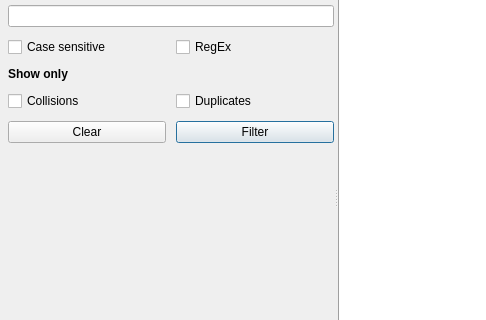
First picture: the form in plover/gui_qt/dictionary_editor.ui, repository Germanika/plover, before the edit; both pictures show x 0 to 486 and y 83 to 403 of the 777 by 560 pixel window.
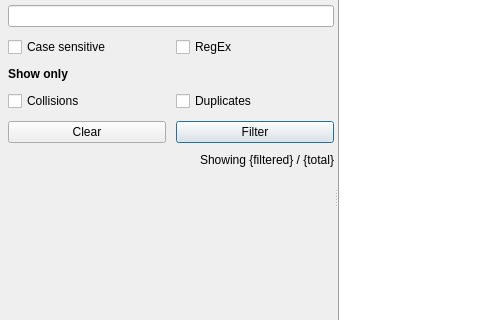
Second picture: the form after the edit. Icons and pictures are not drawn.

Commit message: dictionary_editor: Add filtered label

What changed in the file:
```diff
--- a/plover/gui_qt/dictionary_editor.ui
+++ b/plover/gui_qt/dictionary_editor.ui
@@ -210,6 +210,16 @@
          </property>
         </widget>
        </item>
+       <item row="10" column="0" colspan="2">
+        <widget class="QLabel" name="filtered_label">
+         <property name="text">
+          <string>Showing {filtered} / {total}</string>
+         </property>
+         <property name="alignment">
+          <set>Qt::AlignRight|Qt::AlignTrailing|Qt::AlignVCenter</set>
+         </property>
+        </widget>
+       </item>
       </layout>
      </widget>
      <widget class="QTableView" name="table">
```
The commit also changes 2 other files.
